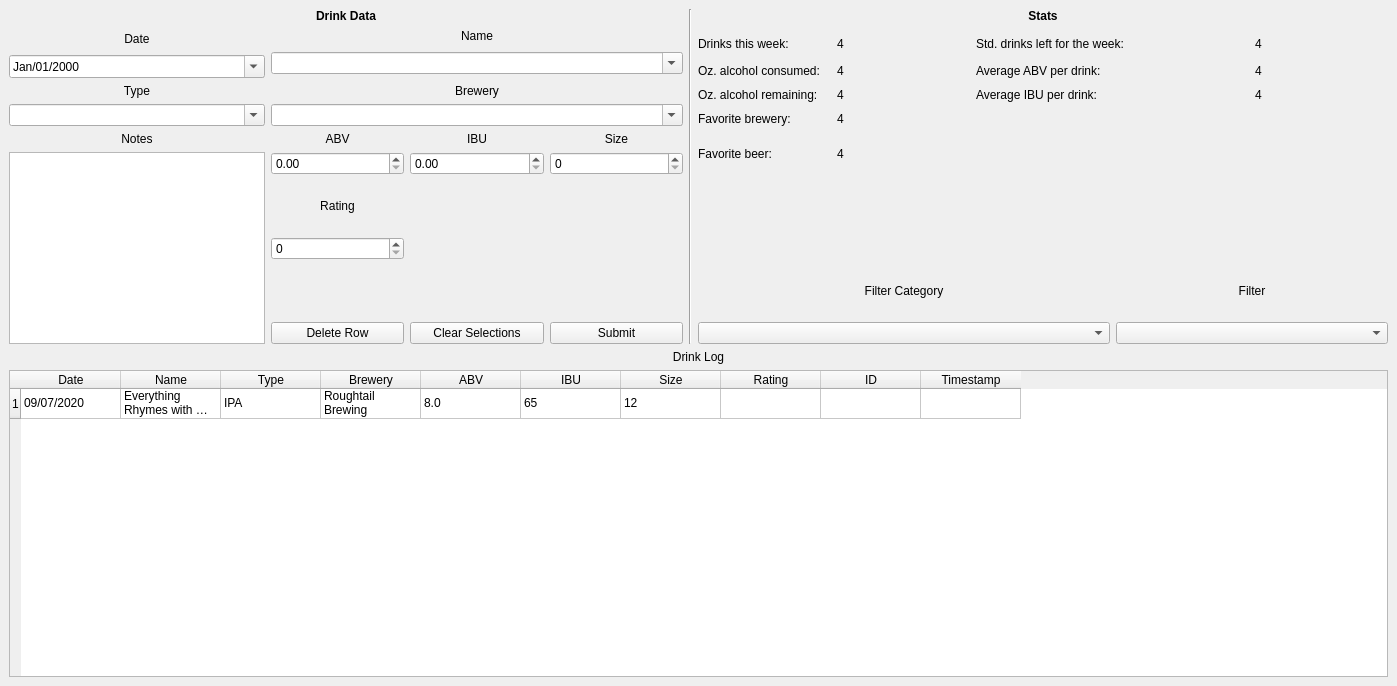
minorsecond/BuzzBot, file src/mainwindow.ui: the form before one commit.
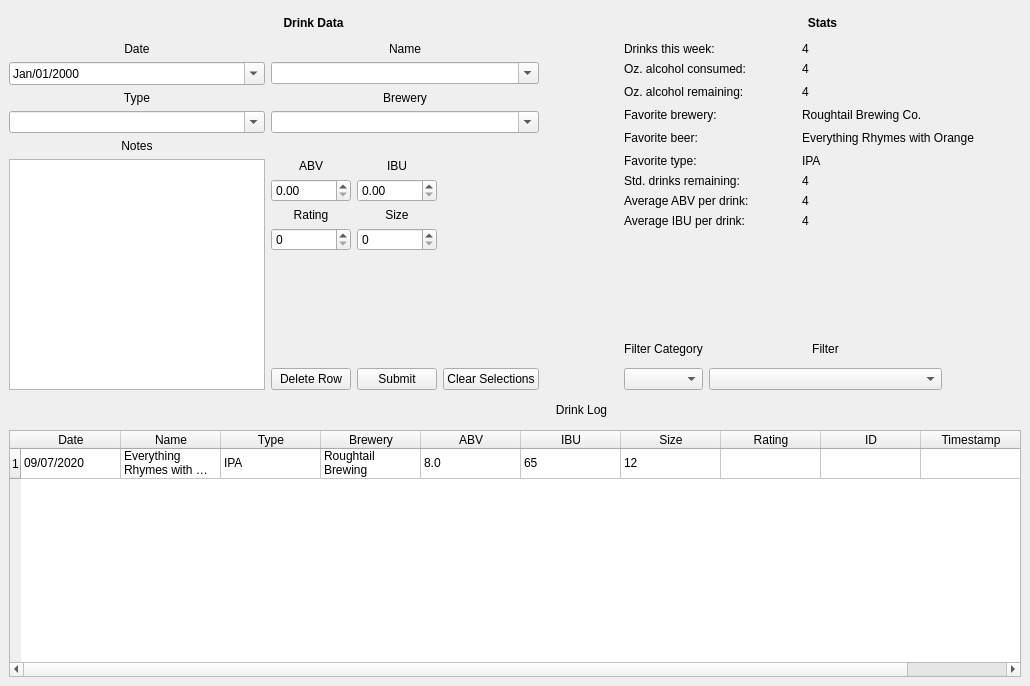
The form after the commit.

Commit message: Redesign UI, add drink type

What changed in the file:
```diff
--- a/src/mainwindow.ui
+++ b/src/mainwindow.ui
@@ -6,7 +6,7 @@
    <rect>
     <x>0</x>
     <y>0</y>
-    <width>1397</width>
+    <width>1030</width>
     <height>686</height>
    </rect>
   </property>
@@ -27,116 +27,7 @@
     </size>
    </property>
    <layout class="QGridLayout" name="gridLayout_4">
-    <item row="13" column="2">
-     <widget class="QPushButton" name="clearFieldsButton">
-      <property name="sizePolicy">
-       <sizepolicy hsizetype="Preferred" vsizetype="Fixed">
-        <horstretch>0</horstretch>
-        <verstretch>0</verstretch>
-       </sizepolicy>
-      </property>
-      <property name="text">
-       <string>Clear Selections</string>
-      </property>
-     </widget>
-    </item>
-    <item row="1" column="0" rowspan="2">
-     <widget class="QLabel" name="drinkDateLabel">
-      <property name="sizePolicy">
-       <sizepolicy hsizetype="Preferred" vsizetype="Preferred">
-        <horstretch>0</horstretch>
-        <verstretch>0</verstretch>
-       </sizepolicy>
-      </property>
-      <property name="text">
-       <string>Date</string>
-      </property>
-      <property name="alignment">
-       <set>Qt::AlignCenter</set>
-      </property>
-     </widget>
-    </item>
-    <item row="0" column="5" colspan="5">
-     <widget class="QLabel" name="statsLabel">
-      <property name="sizePolicy">
-       <sizepolicy hsizetype="Preferred" vsizetype="Preferred">
-        <horstretch>0</horstretch>
-        <verstretch>0</verstretch>
-       </sizepolicy>
-      </property>
-      <property name="font">
-       <font>
-        <weight>75</weight>
-        <bold>true</bold>
-       </font>
-      </property>
-      <property name="text">
-       <string>Stats</string>
-      </property>
-      <property name="alignment">
-       <set>Qt::AlignCenter</set>
-      </property>
-     </widget>
-    </item>
-    <item row="10" column="1">
-     <widget class="QLabel" name="ratingLabel">
-      <property name="sizePolicy">
-       <sizepolicy hsizetype="Preferred" vsizetype="Preferred">
-        <horstretch>0</horstretch>
-        <verstretch>0</verstretch>
-       </sizepolicy>
-      </property>
-      <property name="text">
-       <string>Rating</string>
-      </property>
-      <property name="alignment">
-       <set>Qt::AlignCenter</set>
-      </property>
-     </widget>
-    </item>
-    <item row="8" column="1">
-     <widget class="QLabel" name="abvLabel">
-      <property name="sizePolicy">
-       <sizepolicy hsizetype="Preferred" vsizetype="Preferred">
-        <horstretch>0</horstretch>
-        <verstretch>0</verstretch>
-       </sizepolicy>
-      </property>
-      <property name="text">
-       <string>ABV</string>
-      </property>
-      <property name="alignment">
-       <set>Qt::AlignCenter</set>
-      </property>
-     </widget>
-    </item>
-    <item row="9" column="0" rowspan="5">
-     <widget class="QTextEdit" name="notesInput">
-      <property name="sizePolicy">
-       <sizepolicy hsizetype="Preferred" vsizetype="Expanding">
-        <horstretch>0</horstretch>
-        <verstretch>0</verstretch>
-       </sizepolicy>
-      </property>
-     </widget>
-    </item>
-    <item row="5" column="0">
-     <widget class="QLabel" name="typeLabel">
-      <property name="sizePolicy">
-       <sizepolicy hsizetype="Preferred" vsizetype="Preferred">
-        <horstretch>0</horstretch>
-        <verstretch>0</verstretch>
-       </sizepolicy>
-      </property>
-      <property name="text">
-       <string>Type</string>
-      </property>
-      <property name="alignment">
-       <set>Qt::AlignCenter</set>
-      </property>
-     </widget>
-    </item>
-    <item row="12" column="5" colspan="3">
+    <item row="6" column="6">
      <widget class="QLabel" name="filterCategoryLabel">
       <property name="sizePolicy">
        <sizepolicy hsizetype="Preferred" vsizetype="Preferred">
@@ -152,76 +43,29 @@
       </property>
      </widget>
     </item>
-    <item row="4" column="5">
-     <widget class="QLabel" name="ozAlcoholConsumedLabel">
+    <item row="0" column="0" colspan="6">
+     <widget class="QLabel" name="drinkDataLabel">
       <property name="sizePolicy">
        <sizepolicy hsizetype="Preferred" vsizetype="Preferred">
         <horstretch>0</horstretch>
         <verstretch>0</verstretch>
        </sizepolicy>
       </property>
-      <property name="text">
-       <string>Oz. alcohol consumed:</string>
+      <property name="font">
+       <font>
+        <weight>75</weight>
+        <bold>true</bold>
+       </font>
       </property>
-     </widget>
-    </item>
-    <item row="9" column="3">
-     <widget class="QSpinBox" name="sizeInput">
-      <property name="sizePolicy">
-       <sizepolicy hsizetype="Preferred" vsizetype="Fixed">
-        <horstretch>0</horstretch>
-        <verstretch>0</verstretch>
-       </sizepolicy>
-      </property>
-     </widget>
-    </item>
-    <item row="11" column="1">
-     <widget class="QSpinBox" name="ratingInput">
-      <property name="sizePolicy">
-       <sizepolicy hsizetype="Preferred" vsizetype="Fixed">
-        <horstretch>0</horstretch>
-        <verstretch>0</verstretch>
-       </sizepolicy>
-      </property>
-      <property name="maximum">
-       <number>10</number>
-      </property>
-     </widget>
-    </item>
-    <item row="6" column="1" rowspan="2" colspan="3">
-     <widget class="QComboBox" name="breweryInput">
-      <property name="sizePolicy">
-       <sizepolicy hsizetype="Preferred" vsizetype="Fixed">
-        <horstretch>0</horstretch>
-        <verstretch>0</verstretch>
-       </sizepolicy>
-      </property>
-      <property name="editable">
-       <bool>true</bool>
-      </property>
-     </widget>
-    </item>
-    <item row="13" column="5" colspan="3">
-     <widget class="QComboBox" name="filterCategoryInput">
-      <property name="sizePolicy">
-       <sizepolicy hsizetype="Preferred" vsizetype="Fixed">
-        <horstretch>0</horstretch>
-        <verstretch>0</verstretch>
-       </sizepolicy>
-      </property>
-     </widget>
-    </item>
-    <item row="14" column="0" colspan="10">
-     <widget class="QLabel" name="drinkLogLabel">
       <property name="text">
-       <string>Drink Log</string>
+       <string>Drink Data</string>
       </property>
       <property name="alignment">
        <set>Qt::AlignCenter</set>
       </property>
      </widget>
     </item>
-    <item row="12" column="8" colspan="2">
+    <item row="6" column="7" colspan="3">
      <widget class="QLabel" name="filterLabel">
       <property name="sizePolicy">
        <sizepolicy hsizetype="Preferred" vsizetype="Preferred">
@@ -237,20 +81,10 @@
       </property>
      </widget>
     </item>
-    <item row="9" column="1">
-     <widget class="QDoubleSpinBox" name="abvInput">
-      <property name="sizePolicy">
-       <sizepolicy hsizetype="Preferred" vsizetype="Fixed">
-        <horstretch>0</horstretch>
-        <verstretch>0</verstretch>
-       </sizepolicy>
-      </property>
-     </widget>
-    </item>
-    <item row="15" column="0" colspan="10">
+    <item row="14" column="0" rowspan="9" colspan="11">
      <widget class="QTableWidget" name="drinkLogTable">
       <property name="sizePolicy">
-       <sizepolicy hsizetype="Preferred" vsizetype="Expanding">
+       <sizepolicy hsizetype="Preferred" vsizetype="MinimumExpanding">
         <horstretch>0</horstretch>
         <verstretch>0</verstretch>
        </sizepolicy>
@@ -347,33 +181,41 @@
       </item>
      </widget>
     </item>
-    <item row="1" column="6" rowspan="3">
-     <widget class="QLabel" name="drinksThisWeekOutput">
+    <item row="7" column="6">
+     <widget class="QComboBox" name="filterCategoryInput">
       <property name="sizePolicy">
-       <sizepolicy hsizetype="Preferred" vsizetype="Preferred">
+       <sizepolicy hsizetype="Preferred" vsizetype="Fixed">
         <horstretch>0</horstretch>
         <verstretch>0</verstretch>
        </sizepolicy>
       </property>
-      <property name="text">
-       <string>4</string>
-      </property>
      </widget>
     </item>
-    <item row="1" column="9" rowspan="3">
-     <widget class="QLabel" name="drinksLeftOutput">
+    <item row="0" column="6" colspan="5">
+     <widget class="QLabel" name="statsLabel">
       <property name="sizePolicy">
        <sizepolicy hsizetype="Preferred" vsizetype="Preferred">
         <horstretch>0</horstretch>
         <verstretch>0</verstretch>
        </sizepolicy>
       </property>
+      <property name="font">
+       <font>
+        <weight>75</weight>
+        <bold>true</bold>
+       </font>
+      </property>
       <property name="text">
-       <string>4</string>
+       <string>Stats</string>
       </property>
+      <property name="alignment">
+       <set>Qt::AlignCenter</set>
+      </property>
      </widget>
     </item>
-    <item row="1" column="7" rowspan="3" colspan="2">
+    <item row="2" column="6" colspan="5">
+     <layout class="QGridLayout" name="gridLayout">
+      <item row="6" column="0">
      <widget class="QLabel" name="drinksLeftLabel">
       <property name="sizePolicy">
        <sizepolicy hsizetype="Preferred" vsizetype="Preferred">
@@ -382,18 +224,31 @@
        </sizepolicy>
       </property>
       <property name="text">
-       <string>Std. drinks left for the week:</string>
+         <string>Std. drinks remaining:</string>
       </property>
      </widget>
     </item>
-    <item row="0" column="4" rowspan="14">
-     <widget class="Line" name="line">
-      <property name="orientation">
-       <enum>Qt::Vertical</enum>
+      <item row="5" column="2">
+       <widget class="QLabel" name="favoriteTypeOutput">
+        <property name="text">
+         <string>IPA</string>
       </property>
      </widget>
     </item>
-    <item row="7" column="5">
+      <item row="1" column="0">
+       <widget class="QLabel" name="ozAlcoholConsumedLabel">
+        <property name="sizePolicy">
+         <sizepolicy hsizetype="Preferred" vsizetype="Preferred">
+          <horstretch>0</horstretch>
+          <verstretch>0</verstretch>
+         </sizepolicy>
+        </property>
+        <property name="text">
+         <string>Oz. alcohol consumed:</string>
+        </property>
+       </widget>
+      </item>
+      <item row="3" column="0">
      <widget class="QLabel" name="favoriteBreweryLabel">
       <property name="sizePolicy">
        <sizepolicy hsizetype="Preferred" vsizetype="Preferred">
@@ -406,52 +261,79 @@
       </property>
      </widget>
     </item>
-    <item row="13" column="1">
-     <widget class="QPushButton" name="deleteRowButton">
+      <item row="4" column="0">
+       <widget class="QLabel" name="favoriteBeerLabel">
       <property name="sizePolicy">
-       <sizepolicy hsizetype="Preferred" vsizetype="Fixed">
+         <sizepolicy hsizetype="Preferred" vsizetype="Preferred">
         <horstretch>0</horstretch>
         <verstretch>0</verstretch>
        </sizepolicy>
       </property>
       <property name="text">
-       <string>Delete Row</string>
+         <string>Favorite beer:</string>
       </property>
      </widget>
     </item>
-    <item row="2" column="1" rowspan="3" colspan="3">
-     <widget class="QComboBox" name="nameInput">
+      <item row="6" column="2">
+       <widget class="QLabel" name="drinksLeftOutput">
       <property name="sizePolicy">
-       <sizepolicy hsizetype="Preferred" vsizetype="Fixed">
+         <sizepolicy hsizetype="Preferred" vsizetype="Preferred">
         <horstretch>0</horstretch>
         <verstretch>0</verstretch>
        </sizepolicy>
       </property>
-      <property name="editable">
-       <bool>true</bool>
+        <property name="text">
+         <string>4</string>
       </property>
      </widget>
     </item>
-    <item row="3" column="0" rowspan="2">
-     <widget class="QDateEdit" name="drinkDateInput">
+      <item row="5" column="0">
+       <widget class="QLabel" name="favoriteTypeLabel">
+        <property name="text">
+         <string>Favorite type:</string>
+        </property>
+       </widget>
+      </item>
+      <item row="3" column="2">
+       <widget class="QLabel" name="favoriteBreweryOutput">
       <property name="sizePolicy">
-       <sizepolicy hsizetype="Preferred" vsizetype="Fixed">
+         <sizepolicy hsizetype="Preferred" vsizetype="Preferred">
         <horstretch>0</horstretch>
         <verstretch>0</verstretch>
        </sizepolicy>
       </property>
-      <property name="focusPolicy">
-       <enum>Qt::WheelFocus</enum>
-      </property>
-      <property name="displayFormat">
-       <string>MMM/dd/yyyy</string>
-      </property>
-      <property name="calendarPopup">
-       <bool>true</bool>
+        <property name="text">
+         <string>Roughtail Brewing Co.</string>
+        </property>
+       </widget>
+      </item>
+      <item row="0" column="2">
+       <widget class="QLabel" name="drinksThisWeekOutput">
+        <property name="sizePolicy">
+         <sizepolicy hsizetype="Preferred" vsizetype="Preferred">
+          <horstretch>0</horstretch>
+          <verstretch>0</verstretch>
+         </sizepolicy>
+        </property>
+        <property name="text">
+         <string>4</string>
       </property>
      </widget>
     </item>
-    <item row="4" column="7" colspan="2">
+      <item row="2" column="2">
+       <widget class="QLabel" name="ozAlcoholRemainingOutput">
+        <property name="sizePolicy">
+         <sizepolicy hsizetype="Preferred" vsizetype="Preferred">
+          <horstretch>0</horstretch>
+          <verstretch>0</verstretch>
+         </sizepolicy>
+        </property>
+        <property name="text">
+         <string>4</string>
+        </property>
+       </widget>
+      </item>
+      <item row="7" column="0">
      <widget class="QLabel" name="avgAbvDrinkLabel">
       <property name="sizePolicy">
        <sizepolicy hsizetype="Preferred" vsizetype="Preferred">
@@ -464,46 +346,7 @@
       </property>
      </widget>
     </item>
-    <item row="4" column="6">
-     <widget class="QLabel" name="ozAlcoholConsumedOutput">
-      <property name="sizePolicy">
-       <sizepolicy hsizetype="Preferred" vsizetype="Preferred">
-        <horstretch>0</horstretch>
-        <verstretch>0</verstretch>
-       </sizepolicy>
-      </property>
-      <property name="text">
-       <string>4</string>
-      </property>
-     </widget>
-    </item>
-    <item row="5" column="5" rowspan="2">
-     <widget class="QLabel" name="ozAlcoholRemainingLabel">
-      <property name="sizePolicy">
-       <sizepolicy hsizetype="Preferred" vsizetype="Preferred">
-        <horstretch>0</horstretch>
-        <verstretch>0</verstretch>
-       </sizepolicy>
-      </property>
-      <property name="text">
-       <string>Oz. alcohol remaining:</string>
-      </property>
-     </widget>
-    </item>
-    <item row="5" column="6" rowspan="2">
-     <widget class="QLabel" name="ozAlcoholRemainingOutput">
-      <property name="sizePolicy">
-       <sizepolicy hsizetype="Preferred" vsizetype="Preferred">
-        <horstretch>0</horstretch>
-        <verstretch>0</verstretch>
-       </sizepolicy>
-      </property>
-      <property name="text">
-       <string>4</string>
-      </property>
-     </widget>
-    </item>
-    <item row="8" column="6" rowspan="2" colspan="4">
+      <item row="4" column="2">
      <widget class="QLabel" name="favoriteBeerOutput">
       <property name="sizePolicy">
        <sizepolicy hsizetype="Preferred" vsizetype="Preferred">
@@ -512,12 +355,12 @@
        </sizepolicy>
       </property>
       <property name="text">
-       <string>4</string>
+         <string>Everything Rhymes with Orange</string>
       </property>
      </widget>
     </item>
-    <item row="8" column="3">
-     <widget class="QLabel" name="sizeLabel">
+      <item row="0" column="0">
+       <widget class="QLabel" name="drinksThisWeekLabel">
       <property name="sizePolicy">
        <sizepolicy hsizetype="Preferred" vsizetype="Preferred">
         <horstretch>0</horstretch>
@@ -525,56 +368,11 @@
        </sizepolicy>
       </property>
       <property name="text">
-       <string>Size</string>
-      </property>
-      <property name="alignment">
-       <set>Qt::AlignCenter</set>
+         <string>Drinks this week:</string>
       </property>
      </widget>
     </item>
     <item row="8" column="0">
-     <widget class="QLabel" name="notesLabel">
-      <property name="sizePolicy">
-       <sizepolicy hsizetype="Preferred" vsizetype="Preferred">
-        <horstretch>0</horstretch>
-        <verstretch>0</verstretch>
-       </sizepolicy>
-      </property>
-      <property name="text">
-       <string>Notes</string>
-      </property>
-      <property name="alignment">
-       <set>Qt::AlignCenter</set>
-      </property>
-     </widget>
-    </item>
-    <item row="5" column="9" rowspan="2">
-     <widget class="QLabel" name="avgIbuDrinkOutput">
-      <property name="sizePolicy">
-       <sizepolicy hsizetype="Preferred" vsizetype="Preferred">
-        <horstretch>0</horstretch>
-        <verstretch>0</verstretch>
-       </sizepolicy>
-      </property>
-      <property name="text">
-       <string>4</string>
-      </property>
-     </widget>
-    </item>
-    <item row="13" column="3">
-     <widget class="QPushButton" name="submitRowButton">
-      <property name="sizePolicy">
-       <sizepolicy hsizetype="Preferred" vsizetype="Fixed">
-        <horstretch>0</horstretch>
-        <verstretch>0</verstretch>
-       </sizepolicy>
-      </property>
-      <property name="text">
-       <string>Submit</string>
-      </property>
-     </widget>
-    </item>
-    <item row="5" column="7" rowspan="2" colspan="2">
      <widget class="QLabel" name="averageIbuDrinkLabel">
       <property name="sizePolicy">
        <sizepolicy hsizetype="Preferred" vsizetype="Preferred">
@@ -587,8 +385,8 @@
       </property>
      </widget>
     </item>
-    <item row="1" column="1" colspan="3">
-     <widget class="QLabel" name="nameLabel">
+      <item row="1" column="2">
+       <widget class="QLabel" name="ozAlcoholConsumedOutput">
       <property name="sizePolicy">
        <sizepolicy hsizetype="Preferred" vsizetype="Preferred">
         <horstretch>0</horstretch>
@@ -596,35 +394,25 @@
        </sizepolicy>
       </property>
       <property name="text">
-       <string>Name</string>
-      </property>
-      <property name="alignment">
-       <set>Qt::AlignCenter</set>
-      </property>
-     </widget>
-    </item>
-    <item row="13" column="8" colspan="2">
-     <widget class="QComboBox" name="filterTextInput">
-      <property name="sizePolicy">
-       <sizepolicy hsizetype="Preferred" vsizetype="Fixed">
-        <horstretch>0</horstretch>
-        <verstretch>0</verstretch>
-       </sizepolicy>
-      </property>
-     </widget>
-    </item>
-    <item row="9" column="2">
-     <widget class="QDoubleSpinBox" name="ibuInput">
-      <property name="sizePolicy">
-       <sizepolicy hsizetype="Preferred" vsizetype="Fixed">
-        <horstretch>0</horstretch>
-        <verstretch>0</verstretch>
-       </sizepolicy>
-      </property>
-     </widget>
-    </item>
-    <item row="5" column="1" colspan="3">
-     <widget class="QLabel" name="breweryLabel">
+         <string>4</string>
+        </property>
+       </widget>
+      </item>
+      <item row="4" column="3">
+       <spacer name="horizontalSpacer">
+        <property name="orientation">
+         <enum>Qt::Horizontal</enum>
+        </property>
+        <property name="sizeHint" stdset="0">
+         <size>
+          <width>40</width>
+          <height>20</height>
+         </size>
+        </property>
+       </spacer>
+      </item>
+      <item row="2" column="0">
+       <widget class="QLabel" name="ozAlcoholRemainingLabel">
       <property name="sizePolicy">
        <sizepolicy hsizetype="Preferred" vsizetype="Preferred">
         <horstretch>0</horstretch>
@@ -632,27 +420,11 @@
        </sizepolicy>
       </property>
       <property name="text">
-       <string>Brewery</string>
-      </property>
-      <property name="alignment">
-       <set>Qt::AlignCenter</set>
-      </property>
-     </widget>
-    </item>
-    <item row="1" column="5" rowspan="3">
-     <widget class="QLabel" name="drinksThisWeekLabel">
-      <property name="sizePolicy">
-       <sizepolicy hsizetype="Preferred" vsizetype="Preferred">
-        <horstretch>0</horstretch>
-        <verstretch>0</verstretch>
-       </sizepolicy>
-      </property>
-      <property name="text">
-       <string>Drinks this week:</string>
-      </property>
-     </widget>
-    </item>
-    <item row="4" column="9">
+         <string>Oz. alcohol remaining:</string>
+        </property>
+       </widget>
+      </item>
+      <item row="7" column="2">
      <widget class="QLabel" name="avgAbvDrinkOutput">
       <property name="sizePolicy">
        <sizepolicy hsizetype="Preferred" vsizetype="Preferred">
@@ -665,20 +437,172 @@
       </property>
      </widget>
     </item>
-    <item row="7" column="6" colspan="4">
-     <widget class="QLabel" name="favoriteBreweryOutput">
-      <property name="sizePolicy">
-       <sizepolicy hsizetype="Preferred" vsizetype="Preferred">
-        <horstretch>0</horstretch>
-        <verstretch>0</verstretch>
-       </sizepolicy>
-      </property>
-      <property name="text">
-       <string>4</string>
-      </property>
-     </widget>
-    </item>
     <item row="8" column="2">
+       <widget class="QLabel" name="avgIbuDrinkOutput">
+        <property name="sizePolicy">
+         <sizepolicy hsizetype="Preferred" vsizetype="Preferred">
+          <horstretch>0</horstretch>
+          <verstretch>0</verstretch>
+         </sizepolicy>
+        </property>
+        <property name="text">
+         <string>4</string>
+        </property>
+       </widget>
+      </item>
+      <item row="2" column="1">
+       <spacer name="horizontalSpacer_2">
+        <property name="orientation">
+         <enum>Qt::Horizontal</enum>
+        </property>
+        <property name="sizeHint" stdset="0">
+         <size>
+          <width>40</width>
+          <height>20</height>
+         </size>
+        </property>
+       </spacer>
+      </item>
+     </layout>
+    </item>
+    <item row="13" column="5">
+     <widget class="QLabel" name="drinkLogLabel">
+      <property name="text">
+       <string>Drink Log</string>
+      </property>
+      <property name="alignment">
+       <set>Qt::AlignCenter</set>
+      </property>
+     </widget>
+    </item>
+    <item row="7" column="7" colspan="3">
+     <widget class="QComboBox" name="filterTextInput">
+      <property name="sizePolicy">
+       <sizepolicy hsizetype="Preferred" vsizetype="Fixed">
+        <horstretch>0</horstretch>
+        <verstretch>0</verstretch>
+       </sizepolicy>
+      </property>
+     </widget>
+    </item>
+    <item row="2" column="0" rowspan="6" colspan="5">
+     <layout class="QGridLayout" name="gridLayout_2">
+      <item row="1" column="0">
+       <widget class="QDateEdit" name="drinkDateInput">
+        <property name="sizePolicy">
+         <sizepolicy hsizetype="Preferred" vsizetype="Fixed">
+          <horstretch>0</horstretch>
+          <verstretch>0</verstretch>
+         </sizepolicy>
+        </property>
+        <property name="focusPolicy">
+         <enum>Qt::WheelFocus</enum>
+        </property>
+        <property name="displayFormat">
+         <string>MMM/dd/yyyy</string>
+        </property>
+        <property name="calendarPopup">
+         <bool>true</bool>
+        </property>
+       </widget>
+      </item>
+      <item row="0" column="1">
+       <widget class="QLabel" name="nameLabel">
+        <property name="sizePolicy">
+         <sizepolicy hsizetype="Preferred" vsizetype="Preferred">
+          <horstretch>0</horstretch>
+          <verstretch>0</verstretch>
+         </sizepolicy>
+        </property>
+        <property name="text">
+         <string>Name</string>
+        </property>
+        <property name="alignment">
+         <set>Qt::AlignCenter</set>
+        </property>
+       </widget>
+      </item>
+      <item row="7" column="1">
+       <layout class="QGridLayout" name="gridLayout_3">
+        <item row="0" column="0">
+         <widget class="QLabel" name="abvLabel">
+          <property name="sizePolicy">
+           <sizepolicy hsizetype="Preferred" vsizetype="Preferred">
+            <horstretch>0</horstretch>
+            <verstretch>0</verstretch>
+           </sizepolicy>
+          </property>
+          <property name="text">
+           <string>ABV</string>
+          </property>
+          <property name="alignment">
+           <set>Qt::AlignCenter</set>
+          </property>
+         </widget>
+        </item>
+        <item row="1" column="1">
+         <widget class="QDoubleSpinBox" name="ibuInput">
+          <property name="sizePolicy">
+           <sizepolicy hsizetype="Preferred" vsizetype="Fixed">
+            <horstretch>0</horstretch>
+            <verstretch>0</verstretch>
+           </sizepolicy>
+          </property>
+         </widget>
+        </item>
+        <item row="5" column="1">
+         <widget class="QPushButton" name="submitRowButton">
+          <property name="sizePolicy">
+           <sizepolicy hsizetype="Preferred" vsizetype="Fixed">
+            <horstretch>0</horstretch>
+            <verstretch>0</verstretch>
+           </sizepolicy>
+          </property>
+          <property name="text">
+           <string>Submit</string>
+          </property>
+         </widget>
+        </item>
+        <item row="3" column="1">
+         <widget class="QSpinBox" name="sizeInput">
+          <property name="sizePolicy">
+           <sizepolicy hsizetype="Preferred" vsizetype="Fixed">
+            <horstretch>0</horstretch>
+            <verstretch>0</verstretch>
+           </sizepolicy>
+          </property>
+         </widget>
+        </item>
+        <item row="2" column="0">
+         <widget class="QLabel" name="ratingLabel">
+          <property name="sizePolicy">
+           <sizepolicy hsizetype="Preferred" vsizetype="Preferred">
+            <horstretch>0</horstretch>
+            <verstretch>0</verstretch>
+           </sizepolicy>
+          </property>
+          <property name="text">
+           <string>Rating</string>
+          </property>
+          <property name="alignment">
+           <set>Qt::AlignCenter</set>
+          </property>
+         </widget>
+        </item>
+        <item row="5" column="2">
+         <widget class="QPushButton" name="clearFieldsButton">
+          <property name="sizePolicy">
+           <sizepolicy hsizetype="Preferred" vsizetype="Fixed">
+            <horstretch>0</horstretch>
+            <verstretch>0</verstretch>
+           </sizepolicy>
+          </property>
+          <property name="text">
+           <string>Clear Selections</string>
+          </property>
+         </widget>
+        </item>
+        <item row="0" column="1">
      <widget class="QLabel" name="ibuLabel">
       <property name="sizePolicy">
        <sizepolicy hsizetype="Preferred" vsizetype="Preferred">
@@ -694,8 +618,18 @@
       </property>
      </widget>
     </item>
-    <item row="8" column="5" rowspan="2">
-     <widget class="QLabel" name="favoriteBeerLabel">
+        <item row="1" column="0">
+         <widget class="QDoubleSpinBox" name="abvInput">
+          <property name="sizePolicy">
+           <sizepolicy hsizetype="Preferred" vsizetype="Fixed">
+            <horstretch>0</horstretch>
+            <verstretch>0</verstretch>
+           </sizepolicy>
+          </property>
+         </widget>
+        </item>
+        <item row="2" column="1">
+         <widget class="QLabel" name="sizeLabel">
       <property name="sizePolicy">
        <sizepolicy hsizetype="Preferred" vsizetype="Preferred">
         <horstretch>0</horstretch>
@@ -703,11 +637,71 @@
        </sizepolicy>
       </property>
       <property name="text">
-       <string>Favorite beer:</string>
-      </property>
-     </widget>
-    </item>
-    <item row="6" column="0" rowspan="2">
+           <string>Size</string>
+          </property>
+          <property name="alignment">
+           <set>Qt::AlignCenter</set>
+          </property>
+         </widget>
+        </item>
+        <item row="5" column="0">
+         <widget class="QPushButton" name="deleteRowButton">
+          <property name="sizePolicy">
+           <sizepolicy hsizetype="Preferred" vsizetype="Fixed">
+            <horstretch>0</horstretch>
+            <verstretch>0</verstretch>
+           </sizepolicy>
+          </property>
+          <property name="text">
+           <string>Delete Row</string>
+          </property>
+         </widget>
+        </item>
+        <item row="4" column="1">
+         <spacer name="verticalSpacer">
+          <property name="orientation">
+           <enum>Qt::Vertical</enum>
+          </property>
+          <property name="sizeType">
+           <enum>QSizePolicy::Expanding</enum>
+          </property>
+          <property name="sizeHint" stdset="0">
+           <size>
+            <width>20</width>
+            <height>40</height>
+           </size>
+          </property>
+         </spacer>
+        </item>
+        <item row="3" column="0">
+         <widget class="QSpinBox" name="ratingInput">
+          <property name="sizePolicy">
+           <sizepolicy hsizetype="Preferred" vsizetype="Fixed">
+            <horstretch>0</horstretch>
+            <verstretch>0</verstretch>
+           </sizepolicy>
+          </property>
+          <property name="maximum">
+           <number>10</number>
+          </property>
+         </widget>
+        </item>
+       </layout>
+      </item>
+      <item row="1" column="1">
+       <widget class="QComboBox" name="nameInput">
+        <property name="sizePolicy">
+         <sizepolicy hsizetype="Preferred" vsizetype="Fixed">
+          <horstretch>0</horstretch>
+          <verstretch>0</verstretch>
+         </sizepolicy>
+        </property>
+        <property name="editable">
+         <bool>true</bool>
+        </property>
+       </widget>
+      </item>
+      <item row="3" column="0">
      <widget class="QComboBox" name="typeInput">
       <property name="sizePolicy">
        <sizepolicy hsizetype="Preferred" vsizetype="Fixed">
@@ -720,27 +714,94 @@
       </property>
      </widget>
     </item>
-    <item row="0" column="0" colspan="4">
-     <widget class="QLabel" name="drinkDataLabel">
+      <item row="2" column="1">
+       <widget class="QLabel" name="breweryLabel">
       <property name="sizePolicy">
        <sizepolicy hsizetype="Preferred" vsizetype="Preferred">
         <horstretch>0</horstretch>
         <verstretch>0</verstretch>
        </sizepolicy>
       </property>
-      <property name="font">
-       <font>
-        <weight>75</weight>
-        <bold>true</bold>
-       </font>
-      </property>
+        <property name="text">
+         <string>Brewery</string>
+        </property>
+        <property name="alignment">
+         <set>Qt::AlignCenter</set>
+        </property>
+       </widget>
+      </item>
+      <item row="2" column="0">
+       <widget class="QLabel" name="typeLabel">
+        <property name="sizePolicy">
+         <sizepolicy hsizetype="Preferred" vsizetype="Preferred">
+          <horstretch>0</horstretch>
+          <verstretch>0</verstretch>
+         </sizepolicy>
+        </property>
       <property name="text">
-       <string>Drink Data</string>
+         <string>Type</string>
       </property>
       <property name="alignment">
        <set>Qt::AlignCenter</set>
       </property>
      </widget>
+      </item>
+      <item row="7" column="0">
+       <widget class="QTextEdit" name="notesInput">
+        <property name="sizePolicy">
+         <sizepolicy hsizetype="Preferred" vsizetype="Preferred">
+          <horstretch>0</horstretch>
+          <verstretch>0</verstretch>
+         </sizepolicy>
+        </property>
+       </widget>
+      </item>
+      <item row="0" column="0">
+       <widget class="QLabel" name="drinkDateLabel">
+        <property name="sizePolicy">
+         <sizepolicy hsizetype="Preferred" vsizetype="Preferred">
+          <horstretch>0</horstretch>
+          <verstretch>0</verstretch>
+         </sizepolicy>
+        </property>
+        <property name="text">
+         <string>Date</string>
+        </property>
+        <property name="alignment">
+         <set>Qt::AlignCenter</set>
+        </property>
+       </widget>
+      </item>
+      <item row="3" column="1">
+       <widget class="QComboBox" name="breweryInput">
+        <property name="sizePolicy">
+         <sizepolicy hsizetype="Preferred" vsizetype="Fixed">
+          <horstretch>0</horstretch>
+          <verstretch>0</verstretch>
+         </sizepolicy>
+        </property>
+        <property name="editable">
+         <bool>true</bool>
+        </property>
+       </widget>
+      </item>
+      <item row="4" column="0">
+       <widget class="QLabel" name="notesLabel">
+        <property name="sizePolicy">
+         <sizepolicy hsizetype="Preferred" vsizetype="Preferred">
+          <horstretch>0</horstretch>
+          <verstretch>0</verstretch>
+         </sizepolicy>
+        </property>
+        <property name="text">
+         <string>Notes</string>
+        </property>
+        <property name="alignment">
+         <set>Qt::AlignCenter</set>
+        </property>
+       </widget>
+      </item>
+     </layout>
     </item>
    </layout>
   </widget>
```
Left out of the diff: 16 changed lines with no effect on the pictures. Lines whose indentation alone changed are shown as unchanged.
